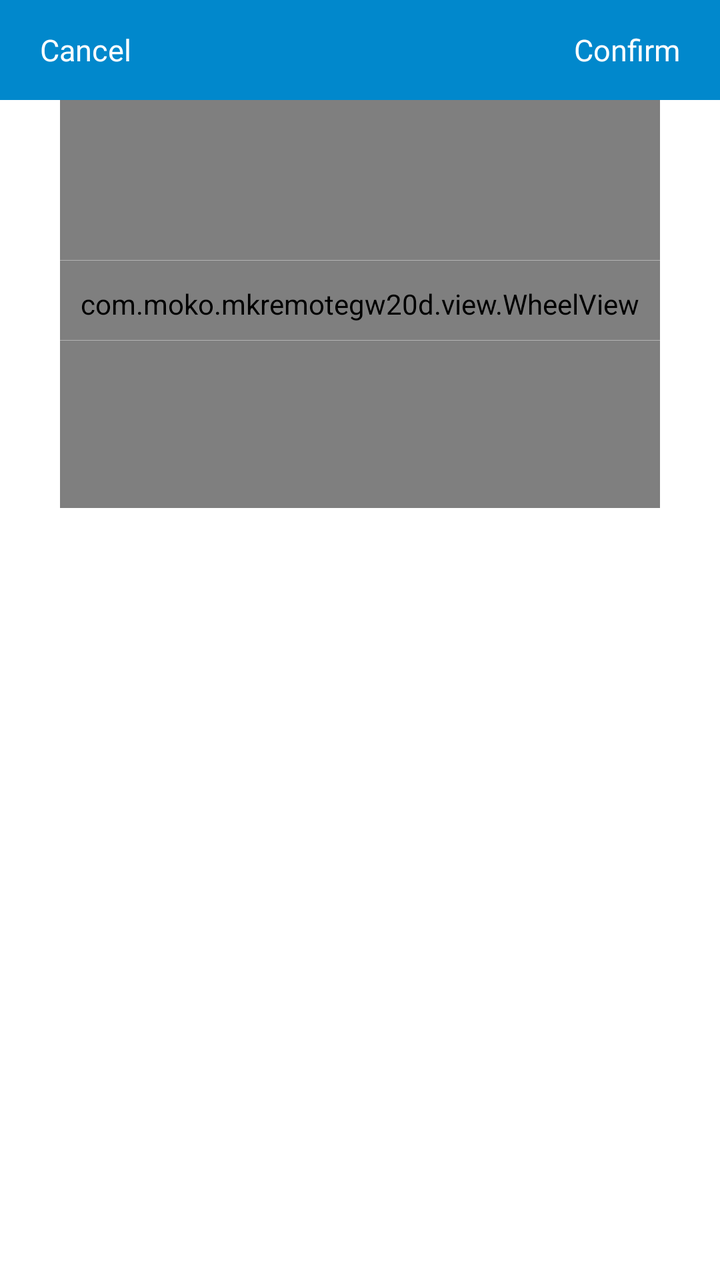
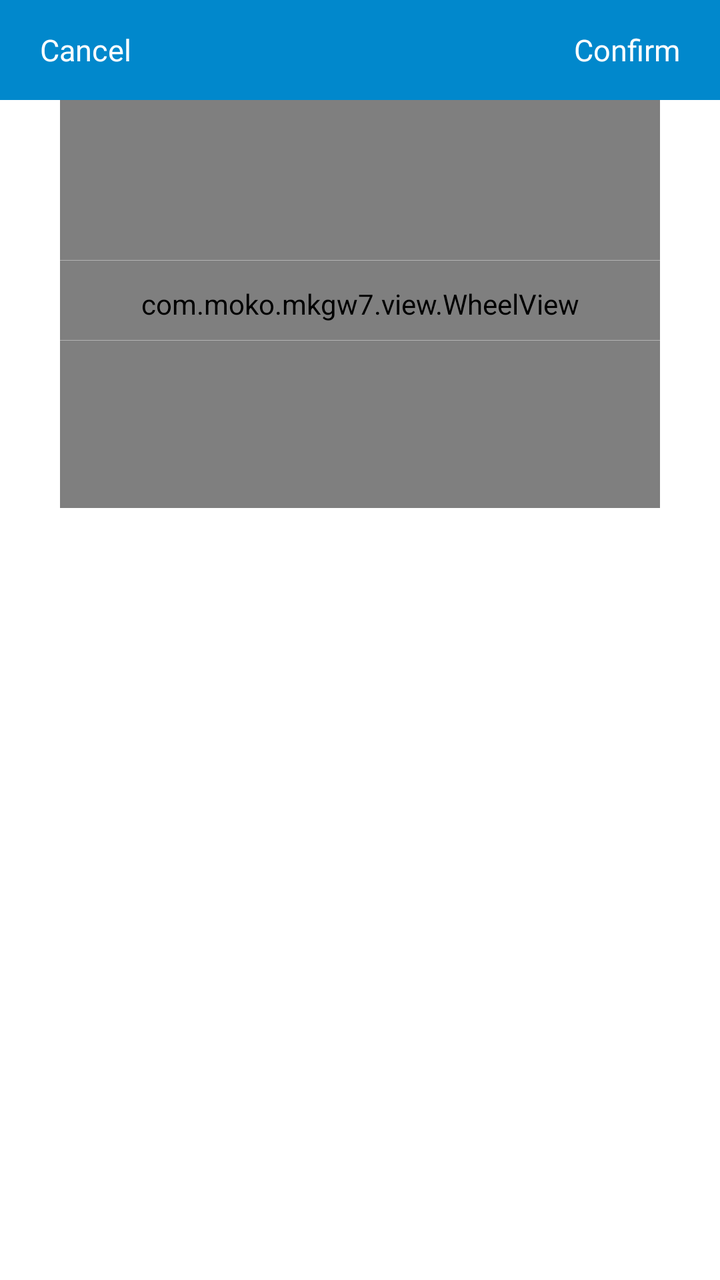

Two renders of the same Android screen: before a commit and after it. Below are the layout's source before the change and the commit's diff.
<!-- AndroidManifest.xml: application theme LaunchActivityTheme -->
<!-- res/layout/dialog_bottom20d.xml -->
<?xml version="1.0" encoding="utf-8"?>
<androidx.constraintlayout.widget.ConstraintLayout xmlns:android="http://schemas.android.com/apk/res/android"
    xmlns:app="http://schemas.android.com/apk/res-auto"
    android:layout_width="match_parent"
    android:layout_height="wrap_content"
    android:background="@color/white_ffffff"
    android:paddingBottom="20dp">

    <RelativeLayout
        android:layout_width="0dp"
        android:layout_height="50dp"
        android:background="@color/blue_0188cc"
        app:layout_constraintLeft_toLeftOf="parent"
        app:layout_constraintRight_toRightOf="parent"
        app:layout_constraintTop_toTopOf="parent">

        <TextView
            android:id="@+id/tv_cancel"
            android:layout_width="wrap_content"
            android:layout_height="match_parent"
            android:gravity="center"
            android:paddingLeft="20dp"
            android:paddingRight="20dp"
            android:text="@string/cancel"
            android:textColor="@color/white_ffffff"
            android:textSize="15sp" />

        <TextView
            android:id="@+id/tv_confirm"
            android:layout_width="wrap_content"
            android:layout_height="match_parent"
            android:layout_alignParentRight="true"
            android:gravity="center"
            android:paddingLeft="20dp"
            android:paddingRight="20dp"
            android:text="@string/confirm"
            android:textColor="@color/white_ffffff"
            android:textSize="15sp" />
    </RelativeLayout>

    <com.moko.mkremotegw20d.view.WheelView
        android:id="@+id/wv_bottom"
        android:layout_width="0dp"
        android:layout_height="204dp"
        android:layout_marginLeft="30dp"
        android:layout_marginTop="50dp"
        android:layout_marginRight="30dp"
        app:itemNumber="5"
        app:layout_constraintLeft_toLeftOf="parent"
        app:layout_constraintRight_toRightOf="parent"
        app:layout_constraintTop_toTopOf="parent"
        app:lineColor="@color/transparent"
        app:lineHeight="1dp"
        app:maskHeight="0dp"
        app:noEmpty="true"
        app:normalTextColor="@color/black_333333"
        app:normalTextSize="15sp"
        app:selectedTextColor="@color/blue_0188cc"
        app:selectedTextSize="18sp"
        app:unitHeight="40dp" />

    <View
        android:layout_width="0dp"
        android:layout_height="1px"
        android:layout_marginLeft="30dp"
        android:layout_marginTop="130dp"
        android:layout_marginRight="30dp"
        android:background="@color/grey_b3b3b3"
        app:layout_constraintLeft_toLeftOf="parent"
        app:layout_constraintRight_toRightOf="parent"
        app:layout_constraintTop_toTopOf="parent" />

    <View
        android:layout_width="0dp"
        android:layout_height="1px"
        android:layout_marginLeft="30dp"
        android:layout_marginTop="170dp"
        android:layout_marginRight="30dp"
        android:background="@color/grey_b3b3b3"
        app:layout_constraintLeft_toLeftOf="parent"
        app:layout_constraintRight_toRightOf="parent"
        app:layout_constraintTop_toTopOf="parent" />
</androidx.constraintlayout.widget.ConstraintLayout>
<!-- resources referenced by this layout -->
<resources>
  <color name="black_333333">#333333</color>
  <color name="blue_0188cc">#0188cc</color>
  <color name="grey_b3b3b3">#b3b3b3</color>
  <color name="transparent">#00000000</color>
  <color name="white_ffffff">#ffffff</color>
  <string name="cancel">Cancel</string>
  <string name="confirm">Confirm</string>
  <style name="LaunchActivityTheme" parent="android:Theme.Holo.Light.NoActionBar">
          <item name="android:windowBackground">@android:color/transparent</item>
          <item name="android:colorBackground">@android:color/transparent</item>
          <item name="android:colorForeground">@android:color/transparent</item>
      </style>
</resources>

<!-- the commit's change to res/layout/dialog_bottom20d.xml (unified diff, before → after) -->
@@ -38,7 +38,7 @@
             android:textSize="15sp" />
     </RelativeLayout>
 
-    <com.moko.mkremotegw20d.view.WheelView
+    <com.moko.mkgw7.view.WheelView
         android:id="@+id/wv_bottom"
         android:layout_width="0dp"
         android:layout_height="204dp"
